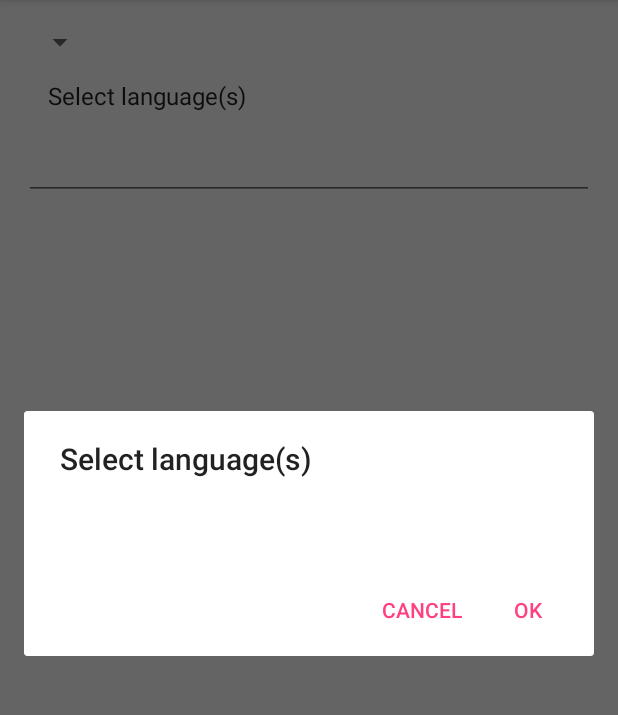
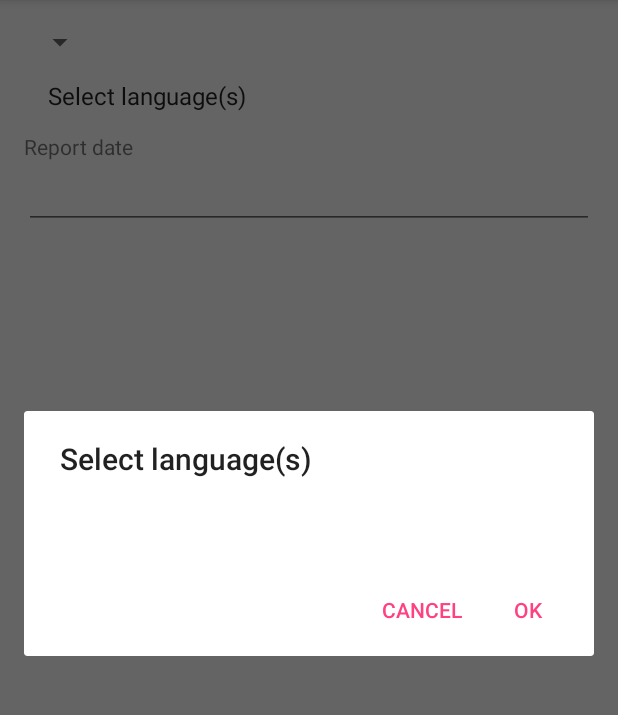
Before and after one commit to toby-1-kenobi/lcr-offline, an Android app: the ReportActivity screen opened directly, with no data from a screen before it, after a tap on "Select language(s)", on a phone screen of 412 x 824 dp, the part 84-799 px from its top. Run offline under Robolectric (Android 15) with nearby library versions, the phone set to English and light mode, and no system bars; 1 statement that could not run was skipped.

Commit message:
Add a date picker for report date.

```diff
--- a/app/src/main/java/org/sil/lcroffline/ReportActivity.java
+++ b/app/src/main/java/org/sil/lcroffline/ReportActivity.java
@@ -1,5 +1,6 @@
 package org.sil.lcroffline;
 
+import android.app.DatePickerDialog;
 import android.content.Context;
 import android.content.SharedPreferences;
 import android.support.v4.app.DialogFragment;
@@ -9,17 +10,24 @@ import android.util.Log;
 import android.view.View;
 import android.widget.AdapterView;
 import android.widget.ArrayAdapter;
+import android.widget.DatePicker;
 import android.widget.ListView;
 import android.widget.SimpleCursorAdapter;
 import android.widget.Spinner;
+import android.widget.TextView;
 
+import java.text.SimpleDateFormat;
 import java.util.ArrayList;
 import java.util.Arrays;
+import java.util.Calendar;
+import java.util.Date;
 
 public class ReportActivity extends AppCompatActivity
         implements AdapterView.OnItemSelectedListener,
         SelectLanguagesDialogFragment.SelectLanguagesDialogListener,
-        AdapterView.OnItemClickListener {
+        AdapterView.OnItemClickListener,
+        View.OnClickListener,
+        DatePickerDialog.OnDateSetListener {
 
     private final String LOG_TAG = ReportActivity.class.getSimpleName();
     private DatabaseHelper mDBHelper;
@@ -64,6 +72,10 @@ public class ReportActivity extends AppCompatActivity
         ListView languagesList = (ListView) findViewById(R.id.report_languages);
         languagesList.setAdapter(mLanguagesArray);
         languagesList.setOnItemClickListener(this);
+
+        TextView dateText = (TextView) findViewById(R.id.report_date);
+        dateText.setOnClickListener(this);
+
     }
 
     @Override
@@ -108,4 +120,18 @@ public class ReportActivity extends AppCompatActivity
         DialogFragment selectLanguages = SelectLanguagesDialogFragment.newInstance(mSelectedStateID);
         selectLanguages.show(getSupportFragmentManager(), getString(R.string.languages_dialog_tag));
     }
+
+    @Override
+    public void onClick(View v) {
+        DialogFragment newFragment = new DatePickerFragment();
+        newFragment.show(getSupportFragmentManager(), "datePicker");
+    }
+
+    public void onDateSet(DatePicker view, int year, int month, int day) {
+        TextView dateText = (TextView) findViewById(R.id.report_date);
+        Calendar selectedDate = Calendar.getInstance();
+        selectedDate.set(year, month, day);
+        SimpleDateFormat myDateFormat = new SimpleDateFormat("d MMM yyyy");
+        dateText.setText(myDateFormat.format(selectedDate.getTime()));
+    }
 }
--- a/app/src/main/java/org/sil/lcroffline/SelectLanguagesDialogFragment.java
+++ b/app/src/main/java/org/sil/lcroffline/SelectLanguagesDialogFragment.java
@@ -99,7 +99,7 @@ public class SelectLanguagesDialogFragment extends DialogFragment {
         super.onAttach(activity);
         // Verify that the host activity implements the callback interface
         try {
-            // Instantiate the NoticeDialogListener so we can send events to the host
+            // Instantiate the SelectLanguagesDialogListener so we can send events to the host
             mListener = (SelectLanguagesDialogListener) activity;
         } catch (ClassCastException e) {
             // The activity doesn't implement the interface, throw exception
--- a/app/src/main/res/layout/activity_report.xml
+++ b/app/src/main/res/layout/activity_report.xml
@@ -24,6 +24,13 @@
             android:layout_height="wrap_content"
             android:id="@+id/report_languages" />
 
+        <TextView
+            android:layout_width="wrap_content"
+            android:layout_height="wrap_content"
+            android:text="@string/pick_report_date"
+            android:id="@+id/report_date"
+            android:clickable="true" />
+
         <EditText
             android:layout_width="match_parent"
             android:layout_height="wrap_content"
--- a/app/src/main/res/values/strings.xml
+++ b/app/src/main/res/values/strings.xml
@@ -17,6 +17,7 @@
     <string name="ok">OK</string>
     <string name="cancel">Cancel</string>
     <string name="languages_dialog_tag" translatable="false">select_languages</string>
+    <string name="pick_report_date">Report date</string>
 
     <string name="preference_file_key" translatable="false">org.sil.lcroffline.PREF_FILE</string>
     <string name="current_user_phone_key" translatable="false">current_user_phone</string>
```
Also changed, not shown: app/src/main/java/org/sil/lcroffline/DatePickerFragment.java (added, +49 -0 lines).
